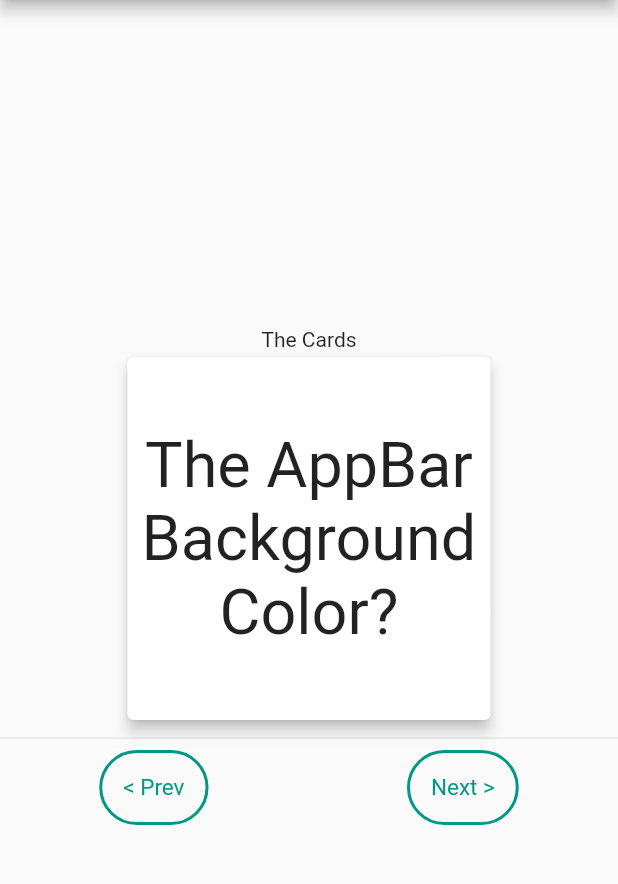
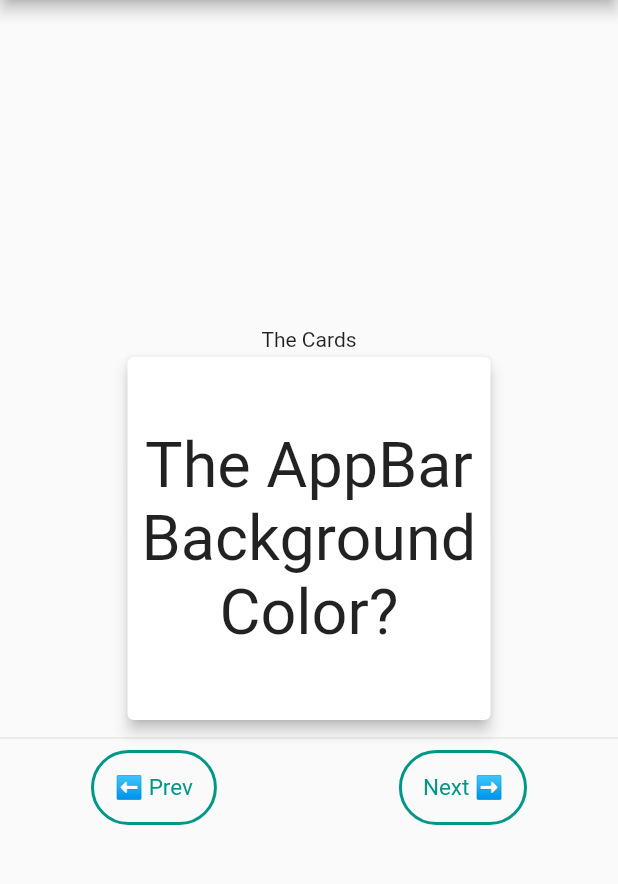
Before and after one commit to Edivri/flashcardsUI, a Flutter app: the screen it shows after launch, on a phone screen of 412 x 824 dp, the part 84-968 px from its top. Run offline on Flutter 3.47's test engine with Material 2 defaults, Android fonts, the phone set to English and light mode, and no system bars; drawn by our look-alikes of flip_card.

Commit message:
Update main.dart

```diff
--- a/lib/main.dart
+++ b/lib/main.dart
@@ -63,7 +63,7 @@ class _MyAppState extends State<MyApp> {
                           color: Colors.teal,
                         )),
                     onPressed: showNextCard,
-                    child: const Text('< Prev'),
+                    child: const Text('⬅️ Prev'),
                   ),
 
                   // OutlineButton.icon(
@@ -88,7 +88,7 @@ class _MyAppState extends State<MyApp> {
                           color: Colors.teal,
                         )),
                     onPressed: showNextCard,
-                    child: const Text('Next >'),
+                    child: const Text('Next ➡️'),
                   ),
                 ],
               )
```
